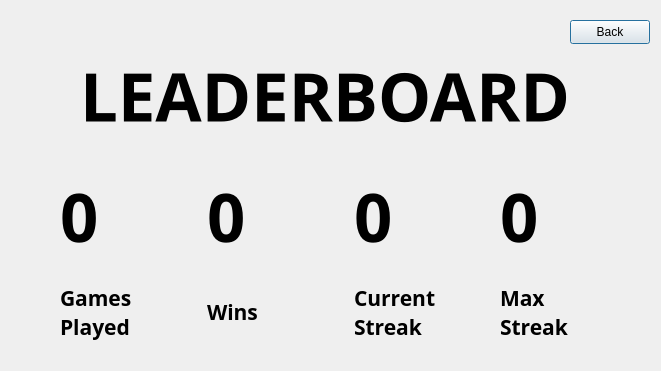
First picture: the form in leaderboard.ui, repository aku47z/guess-o-word, before the edit.
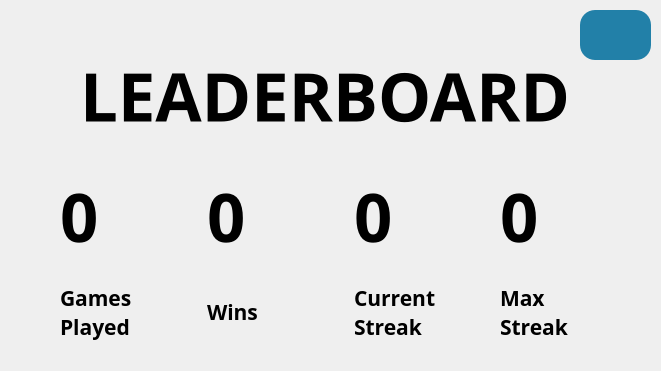
Second picture: the form after the edit. Icons and pictures are not drawn.

```diff
--- a/leaderboard.ui
+++ b/leaderboard.ui
@@ -19,17 +19,46 @@
   <widget class="QPushButton" name="pushButton">
    <property name="geometry">
     <rect>
-     <x>570</x>
-     <y>20</y>
-     <width>80</width>
-     <height>24</height>
+     <x>580</x>
+     <y>10</y>
+     <width>71</width>
+     <height>50</height>
     </rect>
    </property>
+   <property name="sizePolicy">
+    <sizepolicy hsizetype="Fixed" vsizetype="Fixed">
+     <horstretch>0</horstretch>
+     <verstretch>0</verstretch>
+    </sizepolicy>
+   </property>
+   <property name="minimumSize">
+    <size>
+     <width>50</width>
+     <height>50</height>
+    </size>
+   </property>
    <property name="styleSheet">
-    <string notr="true"/>
+    <string notr="true">QPushButton {
+	image: url(:/new/prefix1/homeicon.png);
+    background-color: rgb(34, 128, 168);
+    color: rgb(255, 255, 255);
+    padding: 5px 9px;
+    border-radius: 15px;
+}
+
+QPushButton:hover {
+    background-color: rgb(33, 138, 45);
+    color: rgb(255, 255, 255);
+}
+
+QPushButton:pressed {
+    background-color: rgb(8, 74, 41);
+    color: rgb(255, 255, 255);
+}
+</string>
    </property>
    <property name="text">
-    <string>Back</string>
+    <string/>
    </property>
   </widget>
   <widget class="QLabel" name="label">
@@ -68,7 +97,7 @@
     <string>LEADERBOARD</string>
    </property>
   </widget>
-  <widget class="QWidget" name="">
+  <widget class="QWidget" name="layoutWidget">
    <property name="geometry">
     <rect>
      <x>60</x>
```
